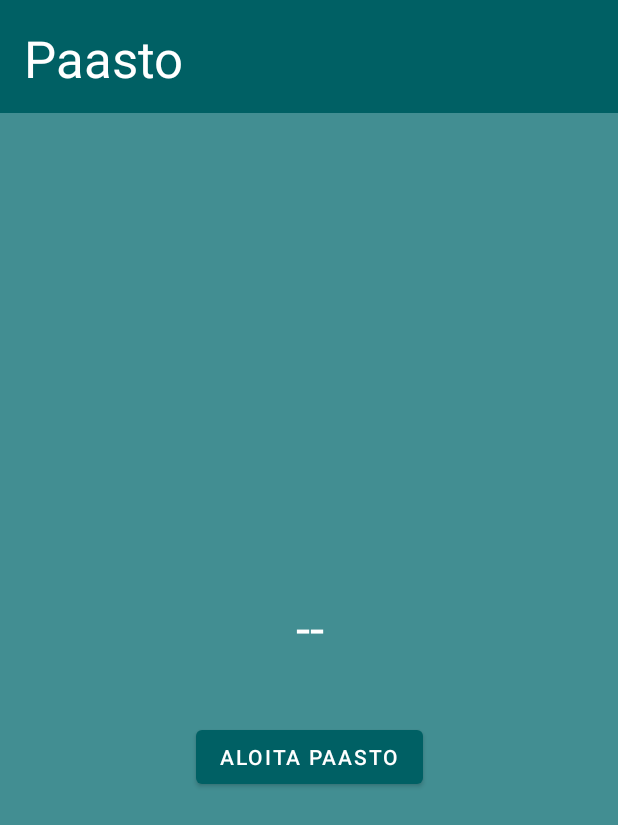
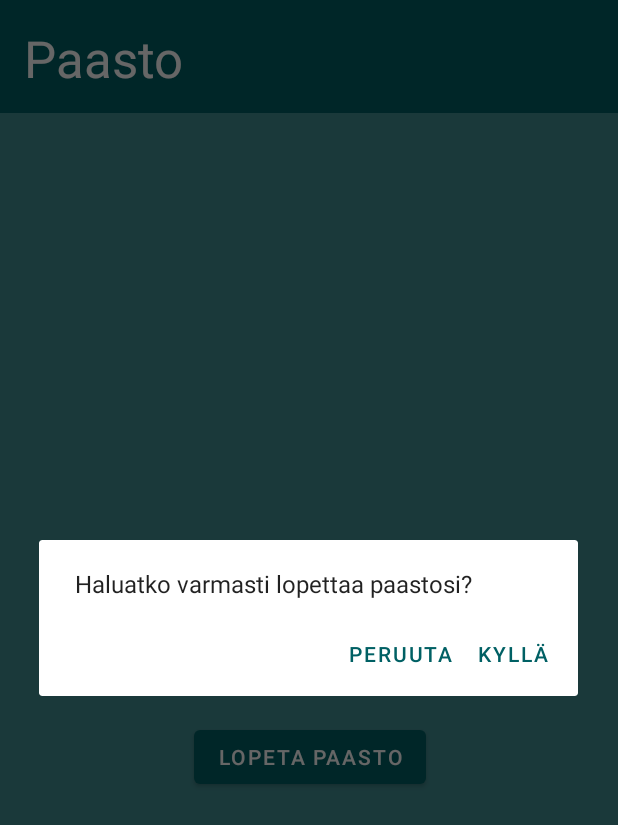
Before and after one commit to aJns/paasto, an Android app: the screen it shows after launch (MainActivity), after a tap on "LOPETA PAASTO", on a phone screen of 412 x 824 dp. Shown: the top 825 px of the screen. Run offline under Robolectric (Android 15) with nearby library versions, the phone set to English and light mode, and no system bars; our stand-ins replace Room's generated code; 1 other tap on this screen came first.

Commit message:
Add fast end confirmation dialog

```diff
--- a/app/src/main/java/fi/nikulaj/paasto/MainActivity.kt
+++ b/app/src/main/java/fi/nikulaj/paasto/MainActivity.kt
@@ -1,11 +1,13 @@
 package fi.nikulaj.paasto
 
+import android.content.DialogInterface
 import android.os.Bundle
 import android.os.Handler
 import android.view.View
 import android.widget.Button
 import android.widget.TextView
 import androidx.activity.viewModels
+import androidx.appcompat.app.AlertDialog
 import androidx.appcompat.app.AppCompatActivity
 import androidx.lifecycle.Observer
 import androidx.room.Room
@@ -16,6 +18,22 @@ class MainActivity : AppCompatActivity() {
         fun getDatabase(): AppDatabase? {
             return db
         }
+    }
+
+    val fastEndDialog: AlertDialog? by lazy {
+        val builder = AlertDialog.Builder(this)
+        builder.apply {
+            setMessage(R.string.confirm_fast_end)
+            setPositiveButton(R.string.yes,
+                    DialogInterface.OnClickListener { dialog, id ->
+                        model.startStopFast()
+                    })
+            setNegativeButton(R.string.cancel,
+                    DialogInterface.OnClickListener { dialog, id ->
+                        // User cancelled the dialog, do nothing
+                    })
+        }
+        builder.create()
     }
 
     lateinit var fastTime: TextView
@@ -31,7 +49,7 @@ class MainActivity : AppCompatActivity() {
 
         if (db == null) {
             db =
-                Room.databaseBuilder(applicationContext, AppDatabase::class.java, "fast-db").build()
+                    Room.databaseBuilder(applicationContext, AppDatabase::class.java, "fast-db").build()
         }
 
         fastTime = findViewById(R.id.fastTime)
@@ -39,8 +57,8 @@ class MainActivity : AppCompatActivity() {
 
         val buttonObserver = Observer<FastState> { newState ->
             val newText = when (newState) {
-                FastState.EAT -> R.string.fastStart
-                FastState.FAST -> R.string.fastStop
+                FastState.EAT -> R.string.fast_start
+                FastState.FAST -> R.string.fast_stop
             }
             fastButton.text = getString(newText)
         }
@@ -57,7 +75,11 @@ class MainActivity : AppCompatActivity() {
     }
 
     fun fastButtonClicked(view: View) {
-        model.startStopFast()
+        if (model.hasOngoingFast() == true) {
+            fastEndDialog?.show()
+        } else {
+            model.startStopFast()
+        }
     }
 
     fun updateTime() {
@@ -68,10 +90,10 @@ class MainActivity : AppCompatActivity() {
         timeString = if (time != null) {
             val (hours, minutes, seconds) = millisToHMS(time)
 
-            val timeFmt = getString(R.string.timerFormat)
+            val timeFmt = getString(R.string.timer_format)
             timeFmt.format(hours, minutes, seconds)
         } else {
-            getString(R.string.numInvalid)
+            getString(R.string.num_invalid)
         }
 
         fastTime.text = timeString
--- a/app/src/main/java/fi/nikulaj/paasto/MainModel.kt
+++ b/app/src/main/java/fi/nikulaj/paasto/MainModel.kt
@@ -9,9 +9,9 @@ enum class FastState {
 
 @Entity
 data class Fast(
-    @PrimaryKey(autoGenerate = true) val uid: Int?,
-    @ColumnInfo(name = "start_time") val startTime: Long,
-    @ColumnInfo(name = "end_time") var stopTime: Long?
+        @PrimaryKey(autoGenerate = true) val uid: Int?,
+        @ColumnInfo(name = "start_time") val startTime: Long,
+        @ColumnInfo(name = "end_time") var stopTime: Long?
 )
 
 @Dao
--- a/app/src/main/java/fi/nikulaj/paasto/MainViewModel.kt
+++ b/app/src/main/java/fi/nikulaj/paasto/MainViewModel.kt
@@ -7,7 +7,8 @@ import kotlinx.coroutines.launch
 
 class MainViewModel : ViewModel() {
 
-    var fastStart: Long? = null
+    private var fastStart: Long? = null
+    private var fastOngoing: Boolean? = null
 
     val buttonState: MutableLiveData<FastState> by lazy {
         MutableLiveData<FastState>()
@@ -18,9 +19,11 @@ class MainViewModel : ViewModel() {
             if (MainModel.hasOngoingFast()) {
                 fastStart = MainModel.getOngoingFastStart()
                 buttonState.postValue(FastState.FAST)
+                fastOngoing = true
             } else {
                 fastStart = null
                 buttonState.postValue(FastState.EAT)
+                fastOngoing = false
             }
         }
     }
@@ -31,6 +34,10 @@ class MainViewModel : ViewModel() {
         } else {
             null
         }
+    }
+
+    fun hasOngoingFast(): Boolean? {
+        return fastOngoing
     }
 
     fun startStopFast() {
--- a/app/src/main/res/layout/activity_main.xml
+++ b/app/src/main/res/layout/activity_main.xml
@@ -5,6 +5,15 @@
     android:layout_width="match_parent"
     android:layout_height="match_parent"
     tools:context=".MainActivity">
+
+    <View
+        android:id="@+id/titleView"
+        android:layout_width="0dp"
+        android:layout_height="75dp"
+        android:background="@color/primaryColor"
+        app:layout_constraintEnd_toEndOf="parent"
+        app:layout_constraintStart_toStartOf="parent"
+        app:layout_constraintTop_toTopOf="parent" />
 
     <View
         android:id="@+id/outerView"
@@ -17,13 +26,24 @@
         app:layout_constraintTop_toBottomOf="@+id/titleView" />
 
     <View
-        android:id="@+id/titleView"
-        android:layout_width="0dp"
-        android:layout_height="75dp"
-        android:background="@color/primaryColor"
+        android:id="@+id/innerView"
+        android:layout_width="222dp"
+        android:layout_height="190dp"
+        app:layout_constraintBottom_toBottomOf="parent"
         app:layout_constraintEnd_toEndOf="parent"
-        app:layout_constraintStart_toStartOf="parent"
-        app:layout_constraintTop_toTopOf="parent" />
+        app:layout_constraintStart_toStartOf="@+id/outerView"
+        app:layout_constraintTop_toTopOf="@+id/outerView" />
+
+    <Button
+        android:id="@+id/fastButton"
+        android:layout_width="wrap_content"
+        android:layout_height="wrap_content"
+        android:layout_marginBottom="16dp"
+        android:onClick="fastButtonClicked"
+        android:text="@string/fast_start"
+        app:layout_constraintBottom_toBottomOf="@+id/innerView"
+        app:layout_constraintEnd_toEndOf="@+id/innerView"
+        app:layout_constraintStart_toStartOf="@+id/innerView" />
 
     <TextView
         android:id="@+id/appTitle"
@@ -48,7 +68,7 @@
         android:layout_width="wrap_content"
         android:layout_height="wrap_content"
         android:gravity="center"
-        android:text="@string/numInvalid"
+        android:text="@string/num_invalid"
         android:textAppearance="@style/TextAppearance.AppCompat.Display1"
         android:textColor="@color/primaryTextColor"
         app:layout_constraintBottom_toTopOf="@+id/fastButton"
@@ -56,24 +76,4 @@
         app:layout_constraintStart_toStartOf="@+id/innerView"
         app:layout_constraintTop_toTopOf="@+id/innerView" />
 
-    <Button
-        android:id="@+id/fastButton"
-        android:layout_width="wrap_content"
-        android:layout_height="wrap_content"
-        android:layout_marginBottom="16dp"
-        android:onClick="fastButtonClicked"
-        android:text="@string/fastStart"
-        app:layout_constraintBottom_toBottomOf="@+id/innerView"
-        app:layout_constraintEnd_toEndOf="@+id/innerView"
-        app:layout_constraintStart_toStartOf="@+id/innerView" />
-
-    <View
-        android:id="@+id/innerView"
-        android:layout_width="222dp"
-        android:layout_height="190dp"
-        app:layout_constraintBottom_toBottomOf="parent"
-        app:layout_constraintEnd_toEndOf="parent"
-        app:layout_constraintStart_toStartOf="@+id/outerView"
-        app:layout_constraintTop_toTopOf="@+id/outerView" />
-
 </androidx.constraintlayout.widget.ConstraintLayout>
--- a/app/src/main/res/values/strings.xml
+++ b/app/src/main/res/values/strings.xml
@@ -1,7 +1,10 @@
 <resources>
     <string name="app_name">Paasto</string>
-    <string name="fastStart">Aloita Paasto</string>
-    <string name="fastStop">Lopeta Paasto</string>
-    <string name="numInvalid">--</string>
-    <string name="timerFormat">%03d : %02d : %02d</string>
+    <string name="fast_start">Aloita Paasto</string>
+    <string name="fast_stop">Lopeta Paasto</string>
+    <string name="num_invalid">--</string>
+    <string name="timer_format">%02d : %02d : %02d</string>
+    <string name="confirm_fast_end">Haluatko varmasti lopettaa paastosi?</string>
+    <string name="yes">Kyllä</string>
+    <string name="cancel">Peruuta</string>
 </resources>
```
Also changed, not shown: 1 other file.
